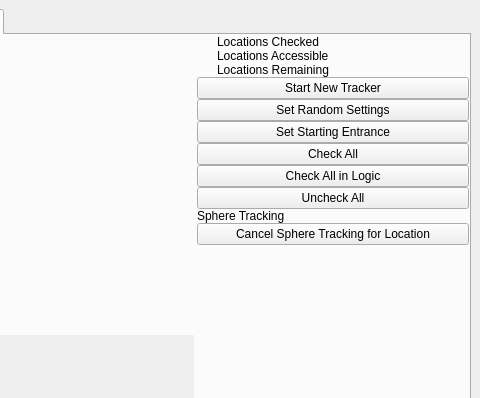
The window that gui/ui/main.ui (mint-choc-chip-skyblade/sshd-rando) describes before a commit, drawn with Qt 5; both pictures show x 907 to 1387 and y 0 to 398 of the 1387 by 845 pixel window.
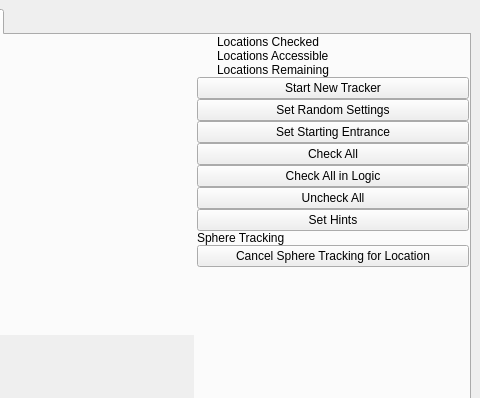
The same window after the commit. The open tabs and pages were chosen to show the change. Custom widgets are drawn as their Qt base class.

Commit message: Add hint tracking support

The edit to the form file:
```diff
--- a/gui/ui/main.ui
+++ b/gui/ui/main.ui
@@ -3809,6 +3809,13 @@
             </property>
            </widget>
           </item>
+          <item>
+           <widget class="QPushButton" name="set_hints_button">
+            <property name="text">
+             <string>Set Hints</string>
+            </property>
+           </widget>
+          </item>
           <item>
           <widget class="QLabel" name="tracker_sphere_tracking_label">
               <property name="text">
```
The commit also changes 6 other files.
